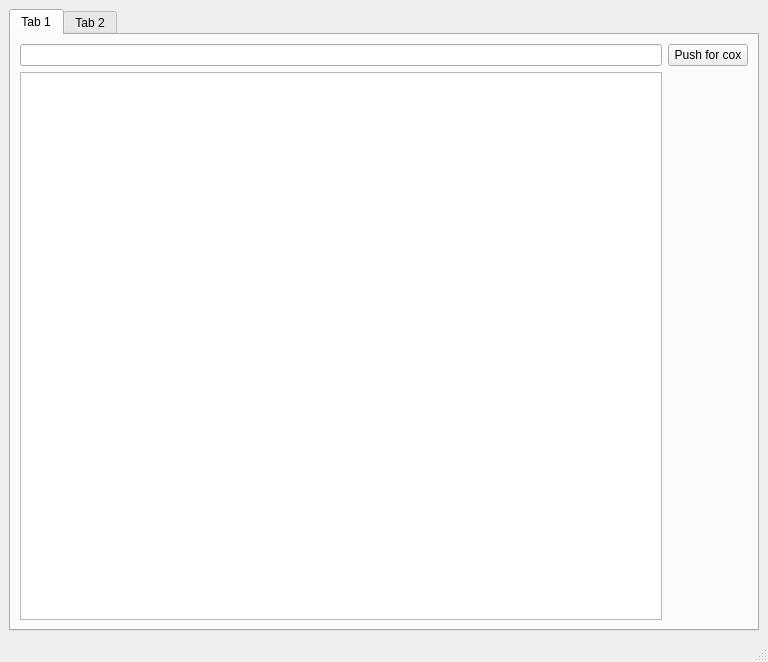
Old version of the form mainwindow.ui in the repository BarbatBoss03/tGfx.
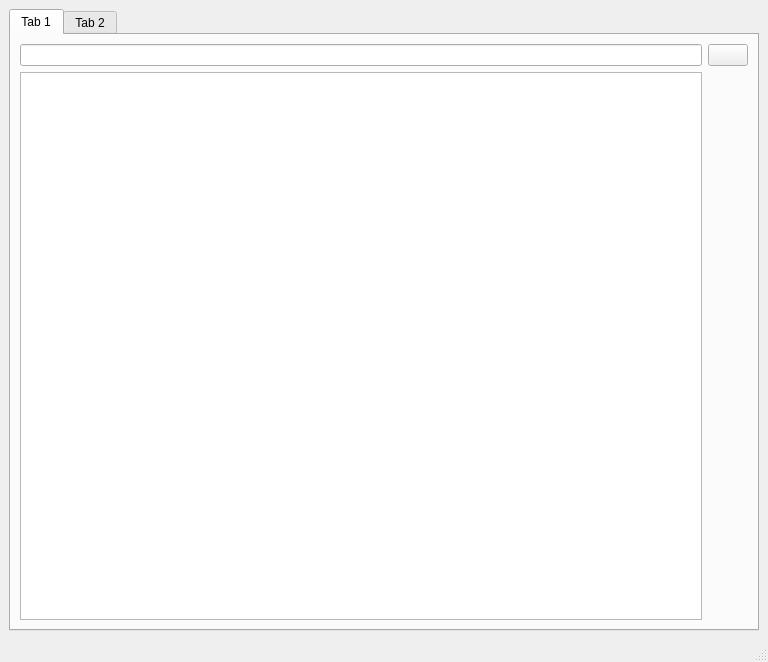
New version of the form.

The edit to the form file:
```diff
--- a/mainwindow.ui
+++ b/mainwindow.ui
@@ -31,7 +31,7 @@
         <item row="0" column="1">
          <widget class="QPushButton" name="pushButton">
           <property name="text">
-           <string>Push for cox</string>
+           <string/>
           </property>
          </widget>
         </item>
```
Left out of the diff: 2 changed lines with no effect on the pictures.
